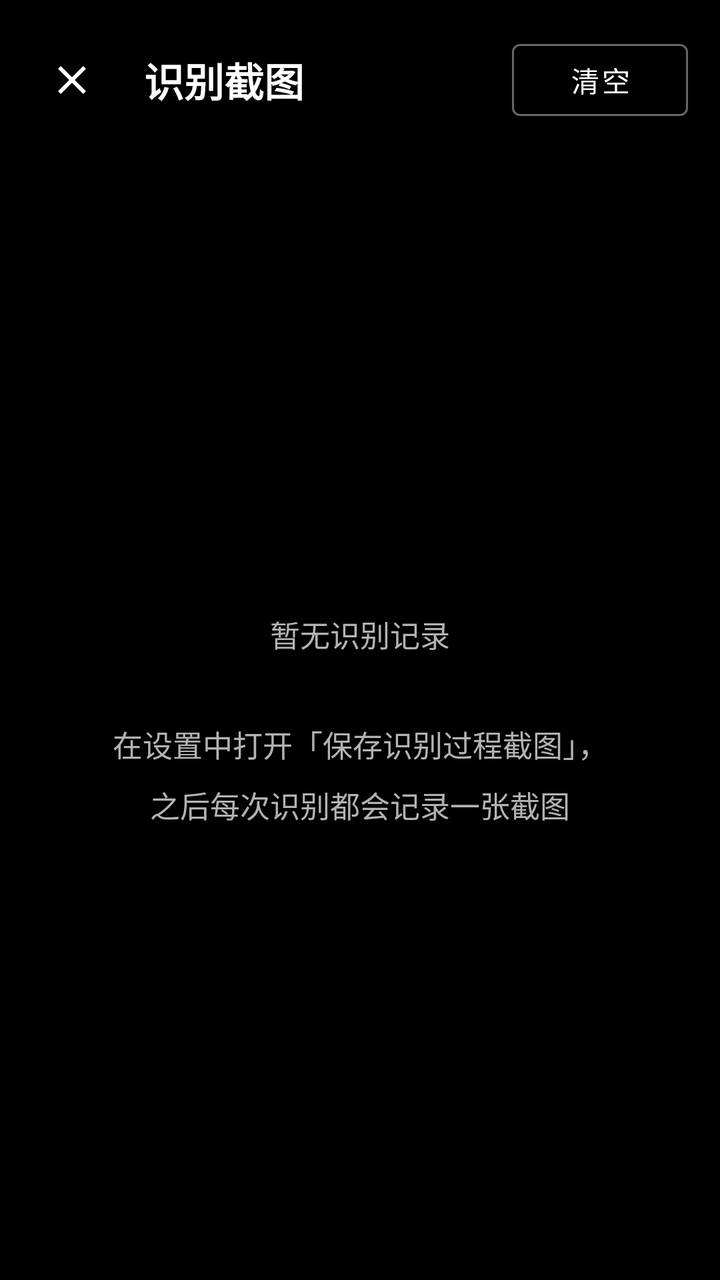
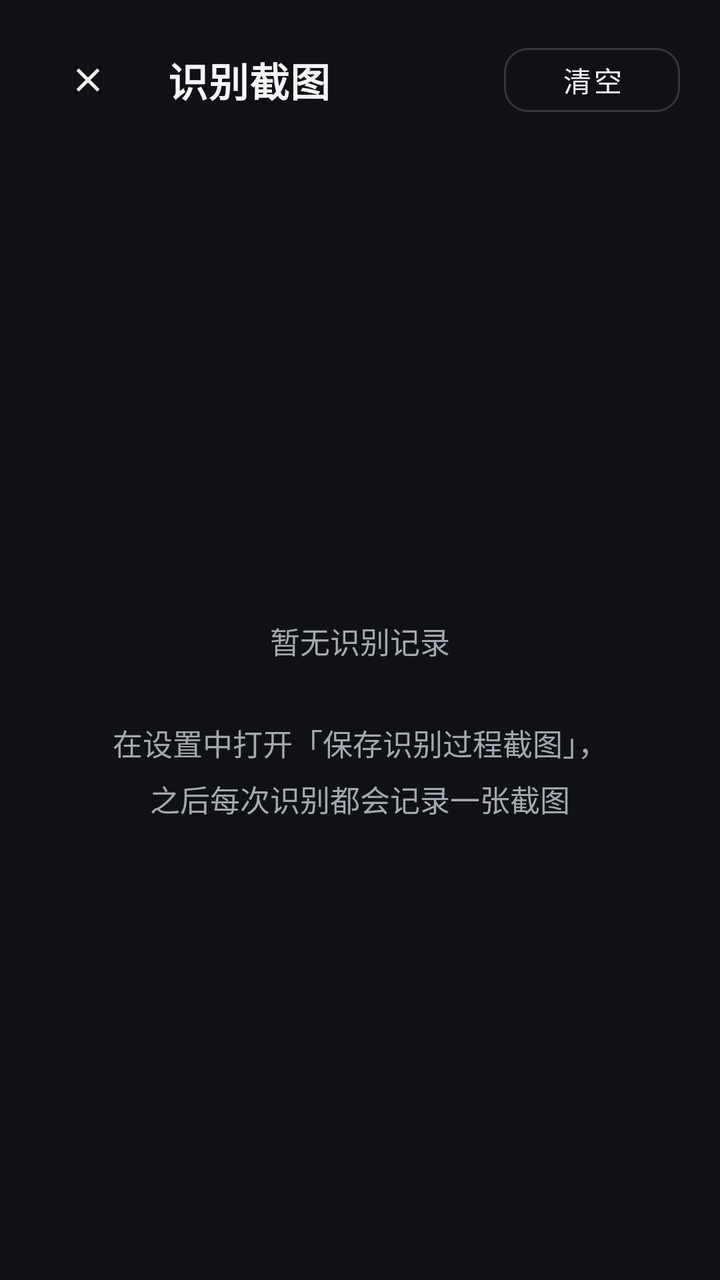

Screens rendered from an Android XML layout before and after an edit, with the pre-edit source and the edit as a unified diff.
<!-- AndroidManifest.xml: application theme Theme.SubtitleTranslator -->
<!-- res/layout/activity_debug_capture.xml -->
<?xml version="1.0" encoding="utf-8"?>
<LinearLayout xmlns:android="http://schemas.android.com/apk/res/android"
    xmlns:app="http://schemas.android.com/apk/res-auto"
    android:layout_width="match_parent"
    android:layout_height="match_parent"
    android:background="@android:color/background_dark"
    android:orientation="vertical">

    
    <LinearLayout
        android:layout_width="match_parent"
        android:layout_height="wrap_content"
        android:orientation="horizontal"
        android:gravity="center_vertical"
        android:padding="16dp">

        <ImageButton
            android:id="@+id/btnBack"
            android:layout_width="40dp"
            android:layout_height="40dp"
            android:background="?attr/selectableItemBackgroundBorderless"
            android:src="@drawable/ic_close"
            android:contentDescription="返回" />

        <TextView
            android:layout_width="0dp"
            android:layout_height="wrap_content"
            android:layout_weight="1"
            android:layout_marginStart="16dp"
            android:text="识别截图"
            android:textSize="20sp"
            android:textStyle="bold"
            android:textColor="@android:color/white" />

        <Button
            android:id="@+id/btnClear"
            style="?attr/materialButtonOutlinedStyle"
            app:strokeColor="@color/button_outline"
            android:layout_width="wrap_content"
            android:layout_height="wrap_content"
            android:text="清空"
            android:textColor="@android:color/white" />
    </LinearLayout>

    <TextView
        android:id="@+id/tvEmpty"
        android:layout_width="match_parent"
        android:layout_height="match_parent"
        android:gravity="center"
        android:padding="32dp"
        android:text="暂无识别记录\n\n在设置中打开「保存识别过程截图」，\n之后每次识别都会记录一张截图"
        android:textSize="15sp"
        android:lineSpacingMultiplier="1.4"
        android:textColor="@color/text_secondary" />

    <androidx.recyclerview.widget.RecyclerView
        android:id="@+id/recyclerView"
        android:layout_width="match_parent"
        android:layout_height="match_parent"
        android:clipToPadding="false"
        android:padding="8dp"
        android:visibility="gone" />

</LinearLayout>
<!-- resources referenced by this layout -->
<resources>
  <color name="button_outline">#66FFFFFF</color>
  <color name="text_secondary">#FFB3B3B3</color>
  <!-- drawable ic_close (drawable) -->
  <?xml version="1.0" encoding="utf-8"?>
  <vector xmlns:android="http://schemas.android.com/apk/res/android"
      android:width="24dp"
      android:height="24dp"
      android:viewportWidth="24"
      android:viewportHeight="24"
      android:tint="@android:color/white">
      <path
          android:fillColor="@android:color/white"
          android:pathData="M19,6.41L17.59,5 12,10.59 6.41,5 5,6.41 10.59,12 5,17.59 6.41,19 12,13.41 17.59,19 19,17.59 13.41,12z"/>
  </vector>
  <style name="Theme.SubtitleTranslator" parent="Theme.MaterialComponents.NoActionBar">
          
          <item name="colorPrimary">@color/purple_500</item>
          <item name="colorPrimaryVariant">@color/purple_700</item>
          <item name="colorOnPrimary">@color/white</item>
          
          <item name="colorSecondary">@color/teal_200</item>
          <item name="colorSecondaryVariant">@color/teal_700</item>
          <item name="colorOnSecondary">@color/black</item>
          
          <item name="android:statusBarColor">@android:color/background_dark</item>
          <item name="android:windowLightStatusBar">false</item>
          <item name="android:navigationBarColor">@android:color/background_dark</item>
      </style>
  <color name="purple_500">#FF6200EE</color>
  <color name="purple_700">#FF3700B3</color>
  <color name="white">#FFFFFFFF</color>
  <color name="teal_200">#FF03DAC5</color>
  <color name="teal_700">#FF018786</color>
  <color name="black">#FF000000</color>
</resources>

<!-- the commit's change to res/layout/activity_debug_capture.xml (unified diff, before → after) -->
@@ -3,7 +3,7 @@
     xmlns:app="http://schemas.android.com/apk/res-auto"
     android:layout_width="match_parent"
     android:layout_height="match_parent"
-    android:background="@android:color/background_dark"
+    android:background="@color/screen_bg"
     android:orientation="vertical">
 
     
@@ -12,12 +12,15 @@
         android:layout_height="wrap_content"
         android:orientation="horizontal"
         android:gravity="center_vertical"
-        android:padding="16dp">
+        android:paddingHorizontal="20dp"
+        android:paddingVertical="16dp">
 
         <ImageButton
             android:id="@+id/btnBack"
-            android:layout_width="40dp"
-            android:layout_height="40dp"
+            android:layout_width="@dimen/touch_target"
+            android:layout_height="@dimen/touch_target"
+            android:padding="@dimen/icon_button_padding"
+            android:scaleType="fitCenter"
             android:background="?attr/selectableItemBackgroundBorderless"
             android:src="@drawable/ic_close"
             android:contentDescription="返回" />
@@ -28,18 +31,14 @@
             android:layout_weight="1"
             android:layout_marginStart="16dp"
             android:text="识别截图"
-            android:textSize="20sp"
-            android:textStyle="bold"
-            android:textColor="@android:color/white" />
+            android:textAppearance="@style/TextAppearance.SubtitleTranslator.ScreenTitle" />
 
         <Button
             android:id="@+id/btnClear"
-            style="?attr/materialButtonOutlinedStyle"
-            app:strokeColor="@color/button_outline"
+            style="@style/Widget.SubtitleTranslator.Button.Outlined"
             android:layout_width="wrap_content"
             android:layout_height="wrap_content"
-            android:text="清空"
-            android:textColor="@android:color/white" />
+            android:text="清空" />
     </LinearLayout>
 
     <TextView
@@ -47,10 +46,10 @@
         android:layout_width="match_parent"
         android:layout_height="match_parent"
         android:gravity="center"
-        android:padding="32dp"
+        android:padding="24dp"
         android:text="暂无识别记录\n\n在设置中打开「保存识别过程截图」，\n之后每次识别都会记录一张截图"
         android:textSize="15sp"
-        android:lineSpacingMultiplier="1.4"
+        android:lineSpacingMultiplier="1.3"
         android:textColor="@color/text_secondary" />
 
     <androidx.recyclerview.widget.RecyclerView
@@ -58,7 +57,7 @@
         android:layout_width="match_parent"
         android:layout_height="match_parent"
         android:clipToPadding="false"
-        android:padding="8dp"
+        android:padding="16dp"
         android:visibility="gone" />
 
 </LinearLayout>
<!-- resource entries referenced after the edit -->
@@ -1,7 +1,13 @@
 <!-- resources referenced by this layout -->
 <resources>
-  <color name="button_outline">#66FFFFFF</color>
-  <color name="text_secondary">#FFB3B3B3</color>
+  <color name="screen_bg">#FF101114</color>
+  <color name="button_outline">#FF34353B</color>
+  <color name="accent">#FFB9E64B</color>
+  <color name="accent_dim">#FFCBE97F</color>
+  <color name="on_accent">#FF101114</color>
+  <color name="text_secondary">#FFA5A7B0</color>
+  <dimen name="icon_button_padding">14dp</dimen>
+  <dimen name="touch_target">48dp</dimen>
   <!-- drawable ic_close (drawable) -->
   <?xml version="1.0" encoding="utf-8"?>
   <vector xmlns:android="http://schemas.android.com/apk/res/android"
@@ -14,25 +20,30 @@
           android:fillColor="@android:color/white"
           android:pathData="M19,6.41L17.59,5 12,10.59 6.41,5 5,6.41 10.59,12 5,17.59 6.41,19 12,13.41 17.59,19 19,17.59 13.41,12z"/>
   </vector>
+  <style name="TextAppearance.SubtitleTranslator.ScreenTitle" parent="TextAppearance.MaterialComponents.Headline6">
+          <item name="android:textSize">20sp</item>
+          <item name="android:textStyle">bold</item>
+          <item name="android:textColor">@color/text_primary</item>
+      </style>
+  <style name="Widget.SubtitleTranslator.Button.Outlined" parent="Widget.MaterialComponents.Button.OutlinedButton">
+          <item name="android:textColor">@color/text_primary</item>
+          <item name="strokeColor">@color/button_outline</item>
+          <item name="cornerRadius">12dp</item>
+          <item name="android:minHeight">44dp</item>
+      </style>
   <style name="Theme.SubtitleTranslator" parent="Theme.MaterialComponents.NoActionBar">
           
-          <item name="colorPrimary">@color/purple_500</item>
-          <item name="colorPrimaryVariant">@color/purple_700</item>
-          <item name="colorOnPrimary">@color/white</item>
+          <item name="colorPrimary">@color/accent</item>
+          <item name="colorPrimaryVariant">@color/accent_dim</item>
+          <item name="colorOnPrimary">@color/on_accent</item>
+          <item name="colorSecondary">@color/accent</item>
+          <item name="colorSecondaryVariant">@color/accent_dim</item>
+          <item name="colorOnSecondary">@color/on_accent</item>
           
-          <item name="colorSecondary">@color/teal_200</item>
-          <item name="colorSecondaryVariant">@color/teal_700</item>
-          <item name="colorOnSecondary">@color/black</item>
-          
-          <item name="android:statusBarColor">@android:color/background_dark</item>
+          <item name="android:statusBarColor">@color/screen_bg</item>
           <item name="android:windowLightStatusBar">false</item>
-          <item name="android:navigationBarColor">@android:color/background_dark</item>
+          <item name="android:navigationBarColor">@color/screen_bg</item>
       </style>
-  <color name="purple_500">#FF6200EE</color>
-  <color name="purple_700">#FF3700B3</color>
-  <color name="white">#FFFFFFFF</color>
-  <color name="teal_200">#FF03DAC5</color>
-  <color name="teal_700">#FF018786</color>
-  <color name="black">#FF000000</color>
+  <color name="text_primary">#FFF5F5F7</color>
 </resources>
 
